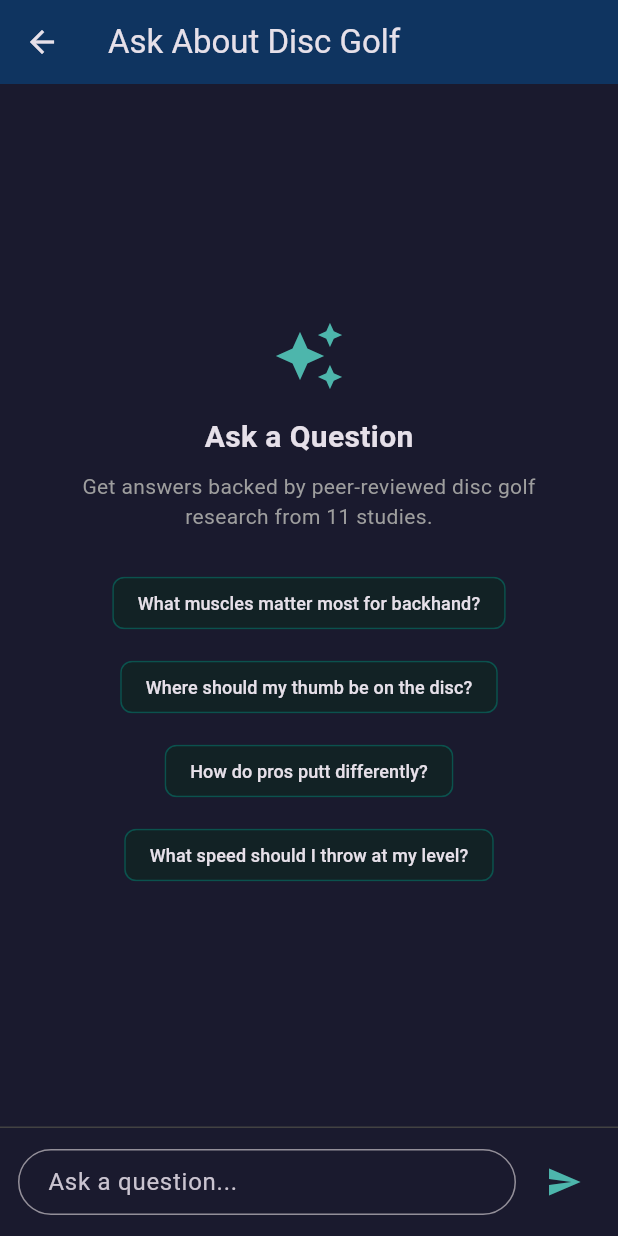
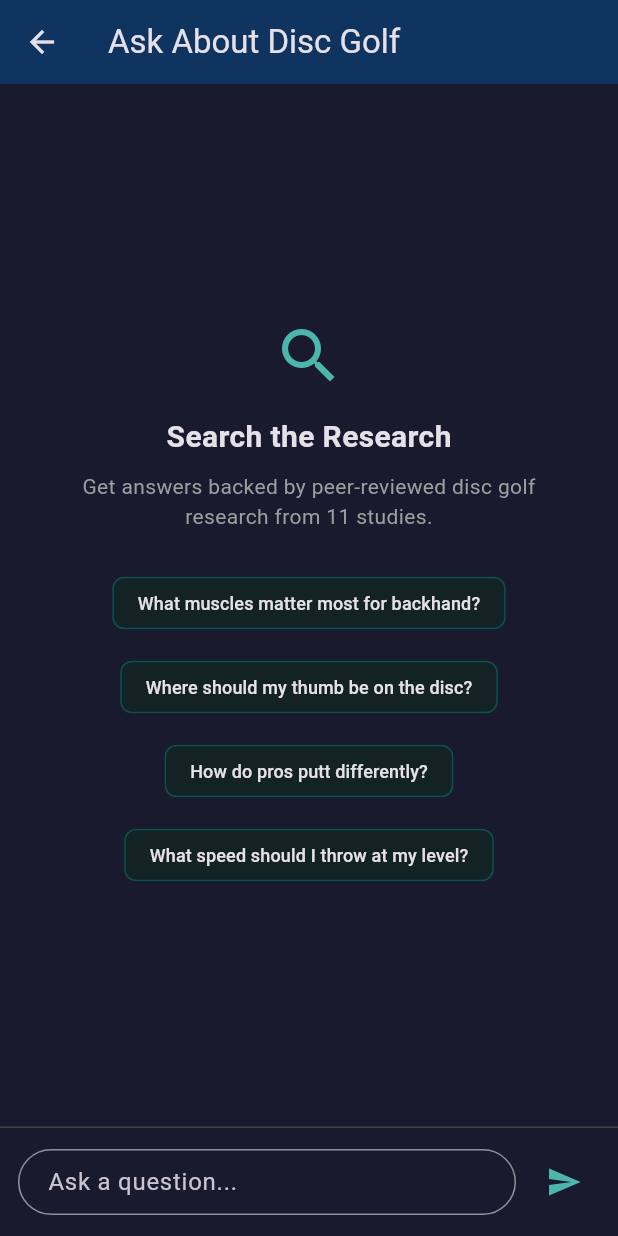
Before and after one commit to nbarr1/DiscFlightSchool, a Flutter app: the AISearchScreen screen opened directly, after a tap on the "send" icon, on a phone screen of 412 x 824 dp. Run offline on Flutter 3.47's test engine with Material 3 defaults, Android fonts, the phone set to English and light mode, and no system bars; our stand-ins replace file_picker, flutter_svg, image_picker, shared_preferences, video_player; missing offline and left inert: ffmpeg_kit_flutter_new, gal, google_mlkit_pose_detection, tflite_flutter, video_thumbnail; accounts and stored records are empty; network calls fail.

Commit message:
Add free local keyword search to Knowledge Base, make AI toggle optional
Search bar now works out of the box with no API key by scoring articles
against query keywords (weighted by question/keyFindings/answer fields).
Claude API is available as an optional toggle when a key is configured.

Co-Authored-By: Claude Opus 4.6 <noreply@anthropic.com>

```diff
--- a/disc_golf_app/lib/screens/knowledge_base/ai_search_screen.dart
+++ b/disc_golf_app/lib/screens/knowledge_base/ai_search_screen.dart
@@ -14,6 +14,7 @@ class _AISearchScreenState extends State<AISearchScreen> {
   final _scrollController = ScrollController();
   final List<_QAPair> _history = [];
   bool _isLoading = false;
+  bool _useAI = false;
 
   @override
   void dispose() {
@@ -29,23 +30,27 @@ class _AISearchScreenState extends State<AISearchScreen> {
     final service =
         Provider.of<KnowledgeBaseService>(context, listen: false);
 
-    if (!service.hasApiKey) {
-      _showApiKeyPrompt();
-      return;
-    }
-
     setState(() {
       _history.add(_QAPair(question: question));
-      _isLoading = true;
+      _isLoading = _useAI && service.hasApiKey;
     });
     _controller.clear();
+
+    String answer;
+    if (_useAI && service.hasApiKey) {
       _scrollToBottom();
-
-    final answer = await service.askQuestion(question);
+      answer = await service.askQuestion(question);
+    } else {
+      answer = service.searchLocal(question);
+    }
 
     if (mounted) {
       setState(() {
-        _history.last = _QAPair(question: question, answer: answer);
+        _history.last = _QAPair(
+          question: question,
+          answer: answer,
+          isAI: _useAI && service.hasApiKey,
+        );
         _isLoading = false;
       });
       _scrollToBottom();
@@ -62,53 +67,6 @@ class _AISearchScreenState extends State<AISearchScreen> {
         );
       }
     });
-  }
-
-  void _showApiKeyPrompt() {
-    final keyController = TextEditingController();
-    showDialog(
-      context: context,
-      builder: (ctx) => AlertDialog(
-        title: const Text('API Key Required'),
-        content: Column(
-          mainAxisSize: MainAxisSize.min,
-          children: [
-            const Text(
-              'Enter your Anthropic API key to use AI-powered search. '
-              'You can also set this in Settings.',
-            ),
-            const SizedBox(height: 12),
-            TextField(
-              controller: keyController,
-              decoration: const InputDecoration(
-                border: OutlineInputBorder(),
-                hintText: 'sk-ant-...',
-                labelText: 'API Key',
-              ),
-              obscureText: true,
-            ),
-          ],
-        ),
-        actions: [
-          TextButton(
-            onPressed: () => Navigator.pop(ctx),
-            child: const Text('Cancel'),
-          ),
-          ElevatedButton(
-            onPressed: () async {
-              if (keyController.text.trim().isNotEmpty) {
-                final service = Provider.of<KnowledgeBaseService>(context,
-                    listen: false);
-                await service.setApiKey(keyController.text);
-                if (ctx.mounted) Navigator.pop(ctx);
-              }
-            },
-            child: const Text('Save'),
-          ),
-        ],
-      ),
-    );
-    keyController.dispose;
   }
 
   @override
@@ -134,7 +92,7 @@ class _AISearchScreenState extends State<AISearchScreen> {
                   ),
           ),
 
-          // Loading indicator
+          // Loading indicator (only for AI calls)
           if (_isLoading)
             Padding(
               padding: const EdgeInsets.symmetric(horizontal: 16),
@@ -150,7 +108,7 @@ class _AISearchScreenState extends State<AISearchScreen> {
                   ),
                   const SizedBox(width: 8),
                   Text(
-                    'Searching research...',
+                    'Asking AI...',
                     style: TextStyle(
                       color: Colors.teal.shade300,
                       fontSize: 13,
@@ -174,10 +132,10 @@ class _AISearchScreenState extends State<AISearchScreen> {
         child: Column(
           mainAxisAlignment: MainAxisAlignment.center,
           children: [
-            Icon(Icons.auto_awesome, size: 48, color: Colors.teal.shade300),
+            Icon(Icons.search, size: 48, color: Colors.teal.shade300),
             const SizedBox(height: 16),
             const Text(
-              'Ask a Question',
+              'Search the Research',
               style: TextStyle(fontSize: 20, fontWeight: FontWeight.bold),
             ),
             const SizedBox(height: 8),
@@ -234,7 +192,7 @@ class _AISearchScreenState extends State<AISearchScreen> {
           ),
         ),
 
-        // AI answer
+        // Answer
         if (qa.answer != null)
           Container(
             margin: const EdgeInsets.only(bottom: 16, right: 48),
@@ -249,11 +207,14 @@ class _AISearchScreenState extends State<AISearchScreen> {
               children: [
                 Row(
                   children: [
-                    Icon(Icons.auto_awesome,
-                        size: 16, color: Colors.teal.shade300),
+                    Icon(
+                      qa.isAI ? Icons.auto_awesome : Icons.menu_book,
+                      size: 16,
+                      color: Colors.teal.shade300,
+                    ),
                     const SizedBox(width: 6),
                     Text(
-                      'Research Says',
+                      qa.isAI ? 'AI Answer' : 'Research Says',
                       style: TextStyle(
                         fontWeight: FontWeight.bold,
                         color: Colors.teal.shade300,
@@ -275,6 +236,8 @@ class _AISearchScreenState extends State<AISearchScreen> {
   }
 
   Widget _buildInputBar() {
+    final service = Provider.of<KnowledgeBaseService>(context);
+
     return Container(
       padding: const EdgeInsets.all(12),
       decoration: BoxDecoration(
@@ -284,7 +247,61 @@ class _AISearchScreenState extends State<AISearchScreen> {
         ),
       ),
       child: SafeArea(
+        child: Column(
+          mainAxisSize: MainAxisSize.min,
+          children: [
+            // AI toggle (only shown when API key is set)
+            if (service.hasApiKey)
+              Padding(
+                padding: const EdgeInsets.only(bottom: 8),
                 child: Row(
+                  mainAxisAlignment: MainAxisAlignment.center,
+                  children: [
+                    Text(
+                      'Local',
+                      style: TextStyle(
+                        fontSize: 12,
+                        color: !_useAI
+                            ? Colors.teal.shade300
+                            : Colors.grey.shade600,
+                      ),
+                    ),
+                    const SizedBox(width: 6),
+                    SizedBox(
+                      height: 24,
+                      child: Switch(
+                        value: _useAI,
+                        onChanged: (v) => setState(() => _useAI = v),
+                        activeThumbColor: Colors.purple.shade300,
+                        inactiveTrackColor: Colors.teal.withAlpha(60),
+                        inactiveThumbColor: Colors.teal.shade300,
+                      ),
+                    ),
+                    const SizedBox(width: 6),
+                    Row(
+                      mainAxisSize: MainAxisSize.min,
+                      children: [
+                        Icon(Icons.auto_awesome,
+                            size: 12,
+                            color: _useAI
+                                ? Colors.purple.shade300
+                                : Colors.grey.shade600),
+                        const SizedBox(width: 3),
+                        Text(
+                          'AI',
+                          style: TextStyle(
+                            fontSize: 12,
+                            color: _useAI
+                                ? Colors.purple.shade300
+                                : Colors.grey.shade600,
+                          ),
+                        ),
+                      ],
+                    ),
+                  ],
+                ),
+              ),
+            Row(
               children: [
                 Expanded(
                   child: TextField(
@@ -309,6 +326,8 @@ class _AISearchScreenState extends State<AISearchScreen> {
                 ),
               ],
             ),
+          ],
+        ),
       ),
     );
   }
@@ -317,6 +336,7 @@ class _AISearchScreenState extends State<AISearchScreen> {
 class _QAPair {
   final String question;
   final String? answer;
+  final bool isAI;
 
-  _QAPair({required this.question, this.answer});
+  _QAPair({required this.question, this.answer, this.isAI = false});
 }
```
Also changed, not shown: disc_golf_app/lib/services/knowledge_base_service.dart (+69 -0 lines). Lines whose indentation alone changed are shown as unchanged.
